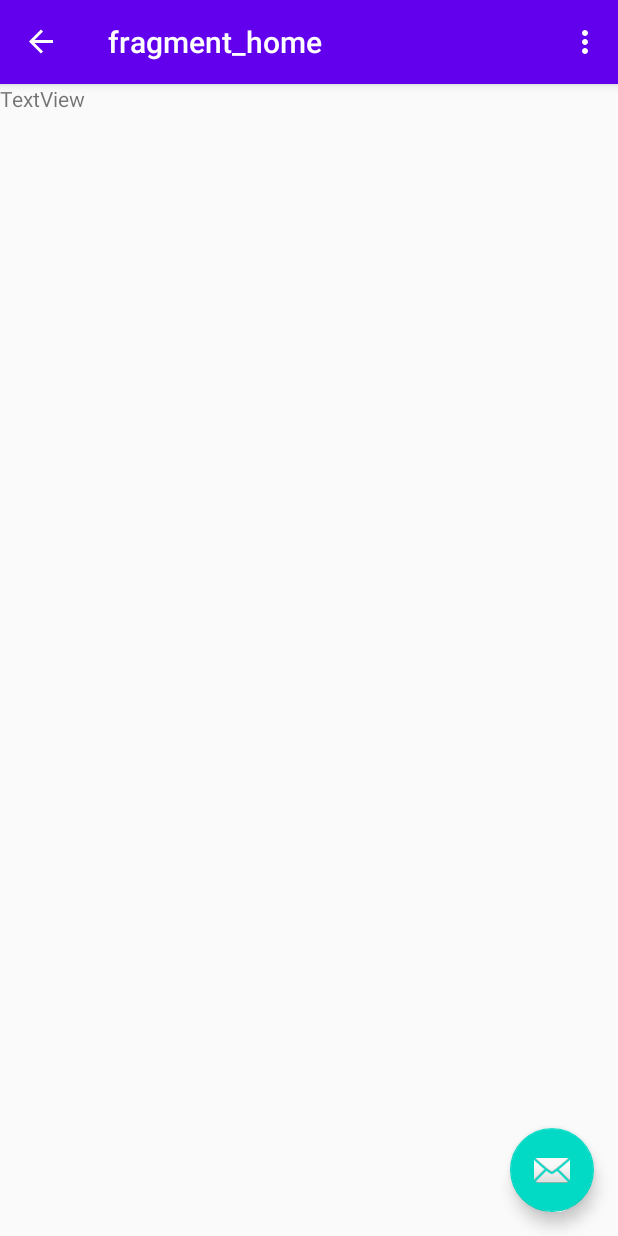
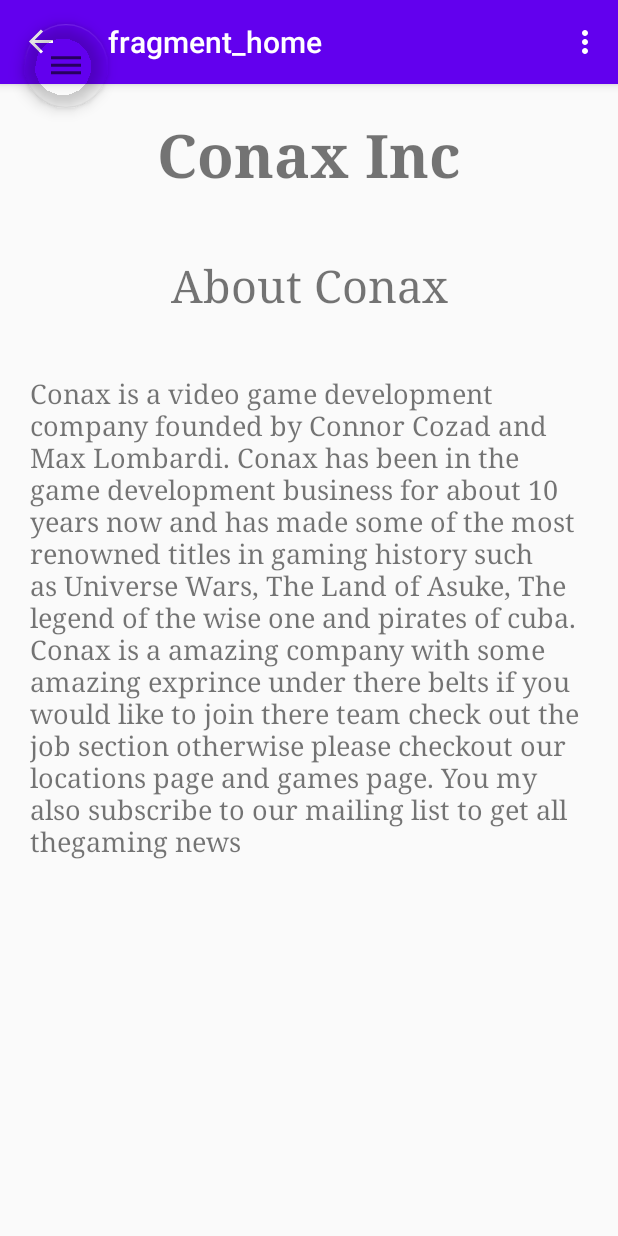
Before and after one commit to connor48236/Mobile_App_Development_Final_project_Conax_App-1-, an Android app: the screen it shows after launch (MainActivity), on a phone screen of 412 x 824 dp. Run offline under Robolectric (Android 15) with nearby library versions, the light colour scheme and no system bars; our stand-ins replace navigation-ui.

Commit message:
*Added content to homeFragment *moved the fab to the upper left conner *changed the Fabs photo to a hamburger menu logo

```diff
--- /dev/null
+++ b/app/src/main/res/drawable/ic_baseline_dehaze_24.xml
@@ -0,0 +1,10 @@
+<vector xmlns:android="http://schemas.android.com/apk/res/android"
+    android:width="24dp"
+    android:height="24dp"
+    android:viewportWidth="24"
+    android:viewportHeight="24"
+    android:tint="?attr/colorControlNormal">
+  <path
+      android:fillColor="@android:color/white"
+      android:pathData="M2,15.5v2h20v-2L2,15.5zM2,10.5v2h20v-2L2,10.5zM2,5.5v2h20v-2L2,5.5z"/>
+</vector>
--- a/app/src/main/res/layout/app_bar_main.xml
+++ b/app/src/main/res/layout/app_bar_main.xml
@@ -24,10 +24,10 @@
 
     <com.google.android.material.floatingactionbutton.FloatingActionButton
         android:id="@+id/fab"
-        android:layout_width="wrap_content"
+        android:layout_width="78dp"
         android:layout_height="wrap_content"
-        android:layout_gravity="bottom|end"
         android:layout_margin="@dimen/fab_margin"
-        app:srcCompat="@android:drawable/ic_dialog_email" />
+        app:backgroundTint="#00FFFFFF"
+        app:srcCompat="@drawable/ic_baseline_dehaze_24" />
 
 </androidx.coordinatorlayout.widget.CoordinatorLayout>
--- a/app/src/main/res/layout/content_main.xml
+++ b/app/src/main/res/layout/content_main.xml
@@ -13,6 +13,7 @@
         android:layout_width="match_parent"
         android:layout_height="match_parent"
         app:defaultNavHost="true"
+        app:layout_constraintHorizontal_bias="1.0"
         app:layout_constraintLeft_toLeftOf="parent"
         app:layout_constraintRight_toRightOf="parent"
         app:layout_constraintTop_toTopOf="parent"
--- a/app/src/main/res/layout/fragment_home.xml
+++ b/app/src/main/res/layout/fragment_home.xml
@@ -1,5 +1,6 @@
 <?xml version="1.0" encoding="utf-8"?>
 <LinearLayout xmlns:android="http://schemas.android.com/apk/res/android"
+    xmlns:app="http://schemas.android.com/apk/res-auto"
     xmlns:tools="http://schemas.android.com/tools"
     android:layout_width="match_parent"
     android:layout_height="match_parent"
@@ -8,8 +9,38 @@
 
 
     <TextView
-        android:id="@+id/textView2"
+        android:id="@+id/CompanyName"
         android:layout_width="match_parent"
         android:layout_height="wrap_content"
-        android:text="TextView" />
+        android:layout_margin="20dp"
+        android:fontFamily="serif"
+        android:text="@string/company_name"
+        android:textAlignment="center"
+        android:textSize="@dimen/Title_size"
+        android:textStyle="bold" />
+
+    <TextView
+        android:id="@+id/about"
+        android:layout_width="match_parent"
+        android:layout_height="wrap_content"
+        android:layout_margin="20dp"
+        android:fontFamily="serif"
+        android:text="@string/about"
+        android:textAlignment="center"
+        android:textSize="@dimen/header_size" />
+
+    <TextView
+        android:id="@+id/aboutText"
+        android:layout_width="match_parent"
+        android:layout_height="wrap_content"
+        android:layout_margin="20dp"
+        android:fontFamily="serif"
+        android:text="@string/about_text"
+        android:textSize="@dimen/text_size" />
+
+    <ImageView
+        android:id="@+id/imageView2"
+        android:layout_width="match_parent"
+        android:layout_height="147dp"
+        tools:src="@tools:sample/backgrounds/scenic" />
 </LinearLayout>
--- a/app/src/main/res/values/dimens.xml
+++ b/app/src/main/res/values/dimens.xml
@@ -5,4 +5,10 @@
     <dimen name="nav_header_vertical_spacing">8dp</dimen>
     <dimen name="nav_header_height">176dp</dimen>
     <dimen name="fab_margin">16dp</dimen>
+
+    <dimen name="Title_size">40dp</dimen>
+    <dimen name="header_size">30dp</dimen>
+    <dimen name="text_size">18dp</dimen>
+
+
 </resources>
--- a/app/src/main/res/values/strings.xml
+++ b/app/src/main/res/values/strings.xml
@@ -12,4 +12,10 @@
     <string name="menu_slideshow">Slideshow</string>
     <!-- TODO: Remove or change this placeholder text -->
     <string name="hello_blank_fragment">Hello blank fragment</string>
+
+    <string name="company_name">Conax Inc</string>
+    <string name="about">About Conax</string>
+    <string name="about_text">"Conax is a video game development company founded by Connor Cozad and Max Lombardi. Conax has been in the game development business for about 10 years now and has made some of the most renowned titles in gaming history such as Universe Wars, The Land of Asuke, The legend of the wise one and pirates of cuba. Conax is a amazing company with some amazing exprince under there belts if you would like to join there team check out the job section otherwise please checkout our locations page and games page. You my also subscribe to our mailing list to get all thegaming news"</string>
+
+
 </resources>
```
